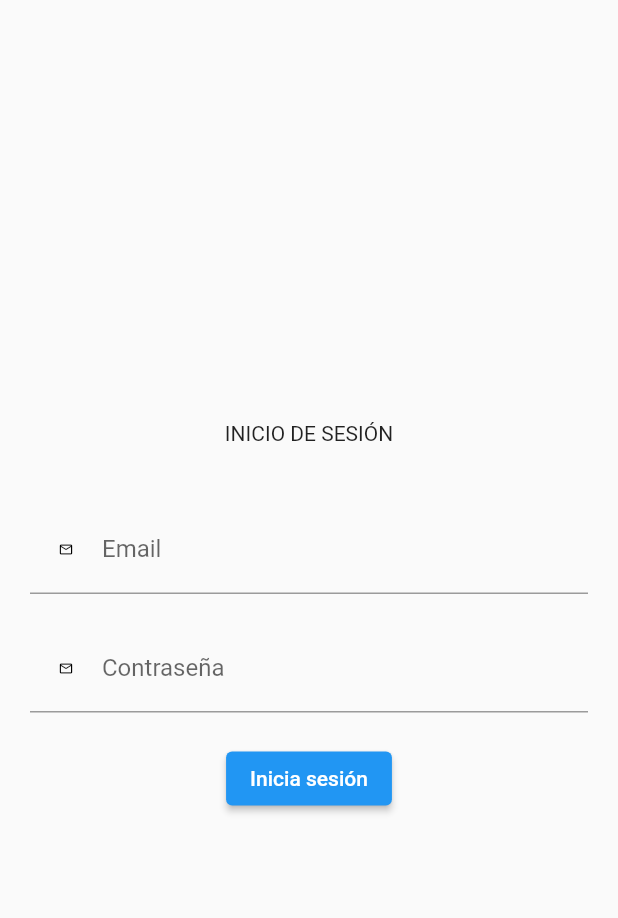
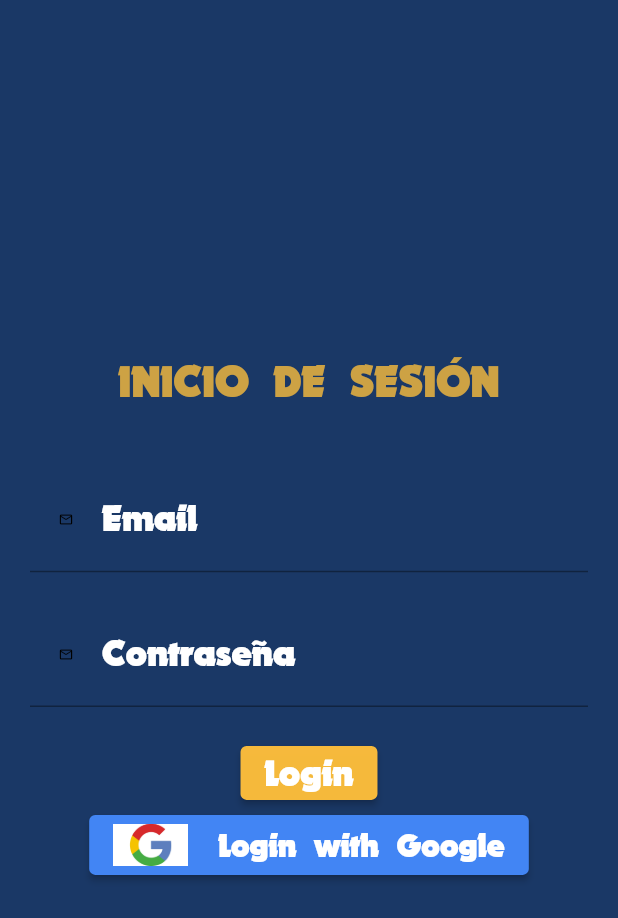
Before and after one commit to Alan7829/Brawlteca, a Flutter app: the screen it shows after launch, on a phone screen of 412 x 824 dp. Shown: the top 918 px of the screen. Run offline on Flutter 3.47's test engine with Material 2 defaults, Android fonts, the phone set to English and light mode, and no system bars; our stand-ins replace rxdart; Roboto replaces fonts that are missing (gibson).

Commit message:
Add Brawl design in login

```diff
--- a/lib/src/pages/login_page.dart
+++ b/lib/src/pages/login_page.dart
@@ -14,6 +14,7 @@ class _LoginPageState extends State<LoginPage> {
   Widget build(BuildContext context) {
     // ignore: prefer_const_constructors
     return Scaffold(
+      backgroundColor: Color.fromRGBO(26, 56, 102, 1),
       body: Center(
         child: Padding(
           padding: EdgeInsets.all(20),
@@ -22,7 +23,13 @@ class _LoginPageState extends State<LoginPage> {
               mainAxisAlignment: MainAxisAlignment.center,
               crossAxisAlignment: CrossAxisAlignment.center,
               children: <Widget>[
-                Text('INICIO DE SESIÓN'),
+                Text(
+                  'INICIO DE SESIÓN',
+                  style: TextStyle(
+                      fontFamily: "nougat",
+                      fontSize: 30,
+                      color: Color.fromRGBO(250, 188, 59, .8)),
+                ),
                 _widgetsSignIn(context),
               ],
             ),
@@ -40,6 +47,7 @@ class _LoginPageState extends State<LoginPage> {
             _textFormField(context),
             Padding(padding: EdgeInsets.symmetric(vertical: 10)),
             _btn(context),
+            _btnGoogle(context)
           ],
         ),
       );
@@ -71,9 +79,18 @@ class _LoginPageState extends State<LoginPage> {
         ),
         hintText: 'ejemplo@correo.com',
         labelText: 'Email',
+        labelStyle: TextStyle(
+          color: Colors.white,
+          fontFamily: 'nougat',
+          fontSize: 25,
+        ),
+        fillColor: Colors.white,
+        hintStyle: TextStyle(color: Colors.grey),
       ),
       style: TextStyle(
         fontFamily: "gibson",
+        color: Colors.white,
+        fontSize: 20,
       ),
       obscureText: false,
     );
@@ -91,15 +108,69 @@ class _LoginPageState extends State<LoginPage> {
         ),
         hintText: 'Contraseña',
         labelText: 'Contraseña',
+        labelStyle: TextStyle(
+          color: Colors.white,
+          fontFamily: 'nougat',
+          fontSize: 25,
+        ),
+        hintStyle: TextStyle(color: Colors.grey),
       ),
       style: TextStyle(
         fontFamily: "gibson",
+        color: Colors.white,
+        fontSize: 20,
       ),
       obscureText: true,
     );
   }
 
   Widget _btn(BuildContext context) {
-    return ElevatedButton(onPressed: () {}, child: Text('Inicia sesión'));
+    return ElevatedButton(
+      onPressed: () {},
+      child: Text(
+        'Login',
+        style: TextStyle(
+          fontFamily: 'nougat',
+          fontSize: 25,
+        ),
+      ),
+      style: ElevatedButton.styleFrom(
+        primary: Color(0xFAFABC3B), // background
+        onPrimary: Colors.white, // foreground
+      ),
+    );
+  }
+
+  Widget _btnGoogle(BuildContext context) {
+    return ElevatedButton(
+      onPressed: () {},
+      child: Row(
+        crossAxisAlignment: CrossAxisAlignment.center,
+        mainAxisSize: MainAxisSize.min,
+        children: [
+
+          new Image.asset(
+            'assets/google.jpg',
+            height: 40.0,
+            width: 50.0,
+
+
+          ),
+Padding(padding: const EdgeInsets.only(right: 20.0)),
+          Text(
+            'Login with Google',
+            style: TextStyle(
+              fontFamily: 'nougat',
+              fontSize: 22,
+
+            ),
+          ),
+        ],
+      ),
+      style: ElevatedButton.styleFrom(
+        primary: Color(0xFF4285F4), // background
+        onPrimary: Colors.white, // foreground
+      ),
+    );
   }
 }
```
Also changed, not shown: assets/google.jpg (added).
